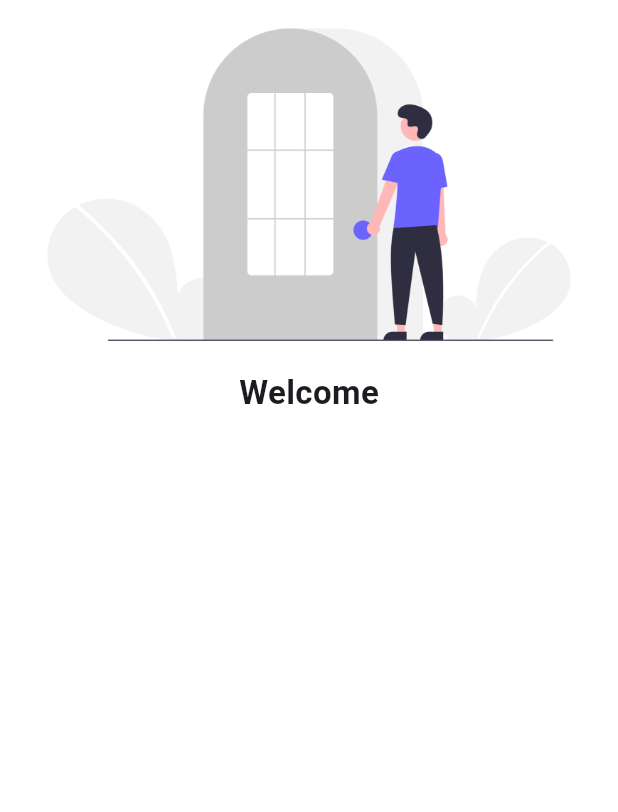
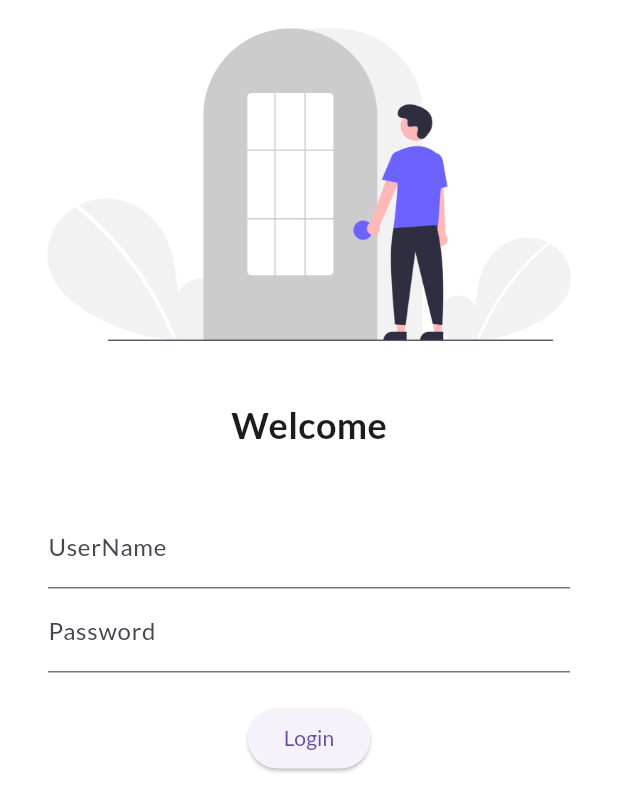
Before and after one commit to Priyammaurya1/Catalog-App-First-App, a Flutter app: the screen it shows after launch, on a phone screen of 412 x 824 dp. Shown: the top 812 px of the screen. Run offline on Flutter 3.47's test engine with Material 3 defaults, Android fonts, the phone set to English and light mode, and no system bars; our stand-ins replace google_fonts.

Commit message:
bc_pta_nhi_kya_hai_yeh

```diff
--- a/lib/main.dart
+++ b/lib/main.dart
@@ -14,7 +14,8 @@ class MyApp extends StatelessWidget {
       themeMode: ThemeMode.light,
       theme: ThemeData(
         primarySwatch: Colors.deepPurple,
-        primaryTextTheme: GoogleFonts.lateefTextTheme(),
+        fontFamily: GoogleFonts.lato().fontFamily,
+        // primaryTextTheme: GoogleFonts.lateefTextTheme(),
         ),
       darkTheme: ThemeData(brightness: Brightness.dark),
       // initialRoute: "/home",
--- a/lib/pages/login.dart
+++ b/lib/pages/login.dart
@@ -10,12 +10,50 @@ class LogInpage extends StatelessWidget {
           Image.asset("assets/login.png",
           fit: BoxFit.cover,
           ),
+        SizedBox(
+          height: 20.0,
+        ),
+
         Text("Welcome",
-        style: TextStyle(
-          fontSize: 22,
+          style: TextStyle(
+          fontSize: 24,
           fontWeight: FontWeight.bold,
-        ),)
-        ],
-    ));
+        )),
+         SizedBox(
+          height: 20.0,
+          ),
+        Padding(
+          padding: const EdgeInsets.symmetric(vertical: 16.0, horizontal: 32.0 ),
+          child: Column(
+            children: [
+              TextFormField(
+              decoration: InputDecoration(
+              hintText: "Enter UserName",
+              labelText: "UserName",
+              ),
+            ),
+              TextFormField(
+              obscureText: true,
+              decoration: InputDecoration(
+              hintText: "Enter Password",
+              labelText: "Password",
+              ),
+            ),
+            SizedBox(
+              height: 20.0,
+            ),
+            ElevatedButton(
+              style: TextButton.styleFrom(),
+              child: Text('Login'),
+              onPressed: () {
+                print("Hy There");
+              },
+              ),
+            ]
+          ),
+        ),
+        ]
+      ),
+    );
   }
 }
```
